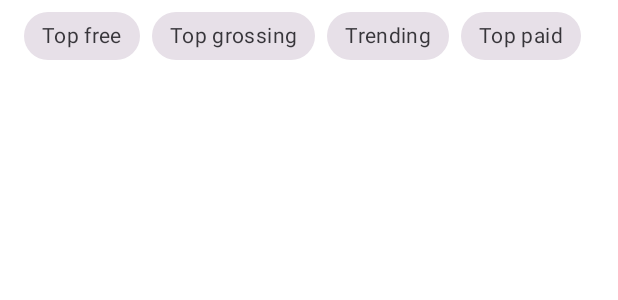
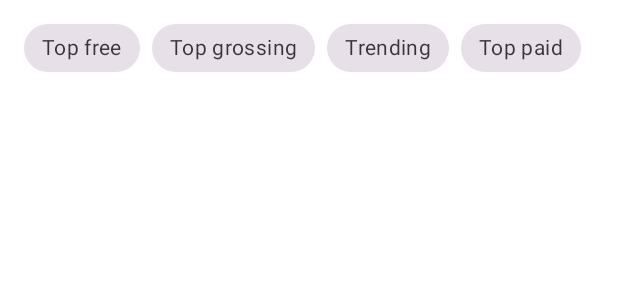
Before and after one commit to ThIsLinked/AuroraStoreCrxmson, an Android app built with Jetpack Compose: the layout fragment_top_chart.xml on its own in the app's theme, with its tools: preview values and no code run, on a phone screen of 412 x 824 dp. Shown: the top 300 px of the screen. Run offline under Robolectric (Android 15) with nearby library versions, the phone set to English and light mode, and no system bars.

Commit message:
Minor layout corrections.

```diff
--- a/app/src/main/res/layout/fragment_top_chart.xml
+++ b/app/src/main/res/layout/fragment_top_chart.xml
@@ -26,6 +26,7 @@
         android:layout_width="match_parent"
         android:layout_height="wrap_content"
         android:layout_marginHorizontal="?android:listPreferredItemPaddingStart"
+        android:layout_marginTop="@dimen/margin_small"
         android:overScrollMode="ifContentScrolls"
         android:scrollbars="none"
         app:layout_constrainedHeight="true"
--- a/app/src/main/res/layout/view_dispenser.xml
+++ b/app/src/main/res/layout/view_dispenser.xml
@@ -13,6 +13,7 @@
     <androidx.appcompat.widget.LinearLayoutCompat
         android:layout_width="match_parent"
         android:layout_height="wrap_content"
+        android:gravity="center_vertical"
         android:orientation="horizontal">
 
         <androidx.appcompat.widget.AppCompatImageView
```
